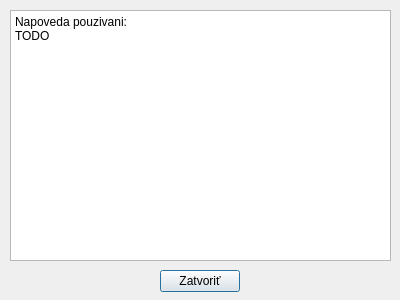
Old version of the form src/gui/helpwindow.ui in the repository MatiniX/ivs-projekt2026.
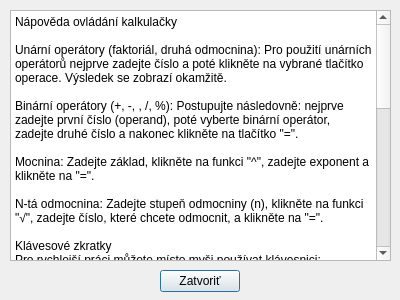
New version of the form.

Commit message: docs: uprava textu napovedy

```diff
--- a/src/gui/helpwindow.ui
+++ b/src/gui/helpwindow.ui
@@ -23,8 +23,44 @@
     </rect>
    </property>
    <property name="plainText">
-    <string>Napoveda pouzivani:
-TODO</string>
+    <string>Nápověda ovládání kalkulačky
+
+Unární operátory (faktoriál, druhá odmocnina): Pro použití unárních operátorů nejprve zadejte číslo a poté klikněte na vybrané tlačítko operace. Výsledek se zobrazí okamžitě.
+
+Binární operátory (+, -, , /, %): Postupujte následovně: nejprve zadejte první číslo (operand), poté vyberte binární operátor, zadejte druhé číslo a nakonec klikněte na tlačítko &quot;=&quot;.
+
+Mocnina: Zadejte základ, klikněte na funkci &quot;^&quot;, zadejte exponent a klikněte na &quot;=&quot;.
+
+N-tá odmocnina: Zadejte stupeň odmocniny (n), klikněte na funkci &quot;√&quot;, zadejte číslo, které chcete odmocnit, a klikněte na &quot;=&quot;.
+
+Klávesové zkratky
+Pro rychlejší práci můžete místo myši používat klávesnici:
+
+Číslice: 0 až 9
+
+Základní operátory: +, -, *, /
+
+Výpočet (rovná se): Enter
+ 
+Smazání (Clear): Escape
+
+Smazat poslední znak: Backspace
+
+Desetinná čárka: . (tečka) nebo , (čárka)
+
+Speciální funkce:
+
+Faktoriál: klávesa F
+
+Mocnina (Power): klávesa P
+
+Druhá odmocnina (Sqrt): klávesa S
+
+N-tá odmocnina: klávesa N
+
+Modulo (zbytek po dělení): klávesa M
+
+Tip: V textovém poli displeje se můžete pohybovat pomocí šipek a opravovat chyby kdekoli ve výrazu.</string>
    </property>
   </widget>
   <widget class="QPushButton" name="helpClose">
```
